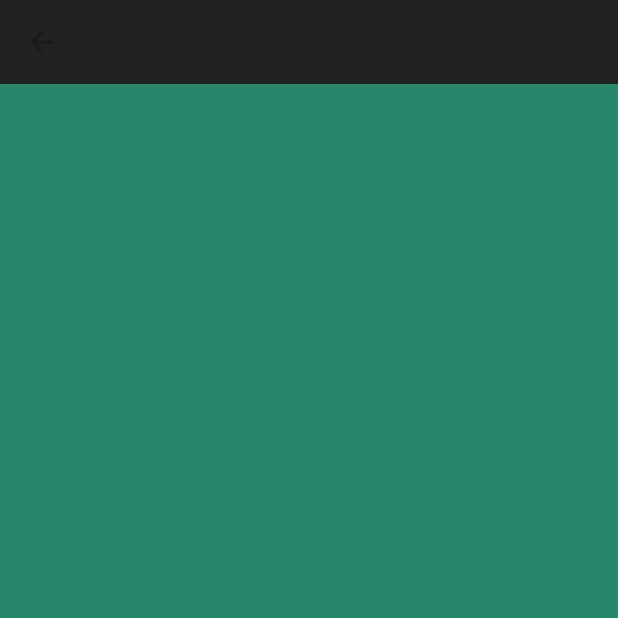
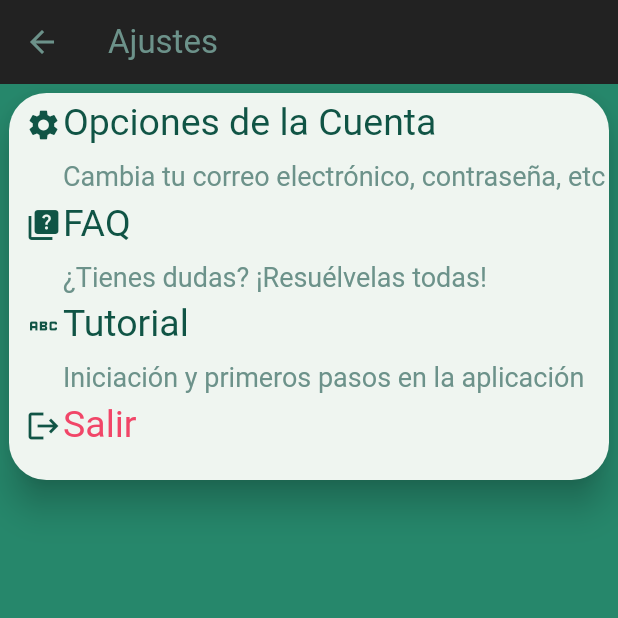
Before and after one commit to ser356/sinhex, a Flutter app: the SettingsMain screen opened directly, on a phone screen of 412 x 824 dp, the top half of it. Run offline on Flutter 3.47's test engine with Material 2 defaults, Android fonts, the light colour scheme and no system bars; our stand-ins replace flutter_svg, image_picker, responsive_framework.

Commit message:
semifinal version. pendiente de revision.

```diff
--- a/lib/hex.dart
+++ b/lib/hex.dart
@@ -9,3 +9,43 @@ extension ColorExtension on String {
     return Color(int.parse(buffer.toString(), radix: 16));
   }
 }
+
+Color colorswitcher(index) {
+  if (index == 0 || index == 2 || index == 4) {
+    return '105445'.toColor();
+  }
+  if (index == 6) {
+    return 'F14668'.toColor();
+  }
+  return '6C928A'.toColor();
+}
+
+Color colorswitcher2(index) {
+  return '105445'.toColor();
+}
+
+IconData miasigner(index) {
+  if (index == 0) {
+    return Icons.settings;
+  }
+  if (index == 2) {
+    return Icons.quiz;
+  }
+  if (index == 4) return Icons.abc;
+  if (index == 6) return Icons.logout;
+
+  return IconData(0);
+}
+
+IconData miasigner2(index) {
+  if (index == 0) {
+    return Icons.language;
+  }
+  if (index == 1) {
+    return Icons.person;
+  }
+  if (index == 2) return Icons.email_outlined;
+  if (index == 3) return Icons.password;
+
+  return IconData(0);
+}
--- a/lib/settingsmain.dart
+++ b/lib/settingsmain.dart
@@ -1,16 +1,105 @@
 import "package:flutter/material.dart";
+import "package:flutter/services.dart";
+import "package:responsive_framework/responsive_row_column.dart";
 import "package:sinhex/hex.dart";
+import "package:sinhex/startviewscreen.dart";
+import 'accountsettings.dart';
 
 class SettingsMain extends StatelessWidget {
-  @override
-  const SettingsMain({Key? key});
+  SettingsMain({Key? key});
+  final data = [
+    "Opciones de la Cuenta",
+    "Cambia tu correo electrónico, contraseña, etc",
+    "FAQ",
+    "¿Tienes dudas? ¡Resuélvelas todas!",
+    "Tutorial",
+    "Iniciación y primeros pasos en la aplicación",
+    "Salir"
+  ];
 
   @override
   Widget build(BuildContext context) {
     return Scaffold(
-      appBar: AppBar(
-        backgroundColor: '222222'.toColor(),
-      ),
-    );
+        appBar: AppBar(
+          backgroundColor: '222222'.toColor(),
+          title: Text(
+            "Ajustes",
+            style: TextStyle(color: '6C928A'.toColor()),
+          ),
+          leading: BackButton(
+            color: '6C928A'.toColor(),
+            onPressed: () {
+              Navigator.push(
+                context,
+                MaterialPageRoute(builder: (context) => StartViewScreen()),
+              );
+            },
+          ),
+        ),
+        body: ResponsiveRowColumn(
+            layout: ResponsiveRowColumnType.COLUMN,
+            children: [
+              ResponsiveRowColumnItem(
+                child: SizedBox(
+                  height: 270,
+                  child: Padding(
+                    padding: const EdgeInsets.all(2.0),
+                    child: Card(
+                      shape: RoundedRectangleBorder(
+                          borderRadius: BorderRadius.circular(25)),
+                      elevation: 10,
+                      child: ListView.separated(
+                          itemCount: 7,
+                          separatorBuilder: (BuildContext context, int index) =>
+                              Divider(height: 1, color: Colors.transparent),
+                          itemBuilder: (BuildContext context, int index) {
+                            return Wrap(
+                              children: [
+                                Padding(
+                                    padding:
+                                        const EdgeInsets.only(left: 10, top: 5),
+                                    child: GestureDetector(
+                                      onTap: () {
+                                        if (index == 0) {
+                                          Navigator.push(
+                                            context,
+                                            MaterialPageRoute(
+                                                builder: (context) =>
+                                                    AccountSettingsScreen()),
+                                          );
+                                        } else if (index == 6) {
+                                          SystemChannels.platform.invokeMethod(
+                                              'SystemNavigator.pop');
+                                        }
+                                      },
+                                      child: RichText(
+                                          text: TextSpan(
+                                        children: [
+                                          WidgetSpan(
+                                            child: Padding(
+                                              padding:
+                                                  const EdgeInsets.all(1.0),
+                                              child: Icon(miasigner(index),
+                                                  color: '105445'.toColor()),
+                                            ),
+                                          ),
+                                          TextSpan(text: data[index]),
+                                        ],
+                                        style: TextStyle(
+                                          fontSize: data[index].length <= 21
+                                              ? 25
+                                              : 18,
+                                          color: colorswitcher(index),
+                                        ),
+                                      )),
+                                    ))
+                              ],
+                            );
+                          }),
+                    ),
+                  ),
+                ),
+              )
+            ]));
   }
 }
```
Also changed, not shown: lib/accountsettings.dart (+96 -0 lines), lib/model/dataHandler.dart (added, +14 -0 lines), lib/pfpsettings.dart (+149 -0 lines), lib/startviewscreen.dart (+21 -27 lines), assets/pfp.png, pubspec.yaml (line endings or trailing spaces).
